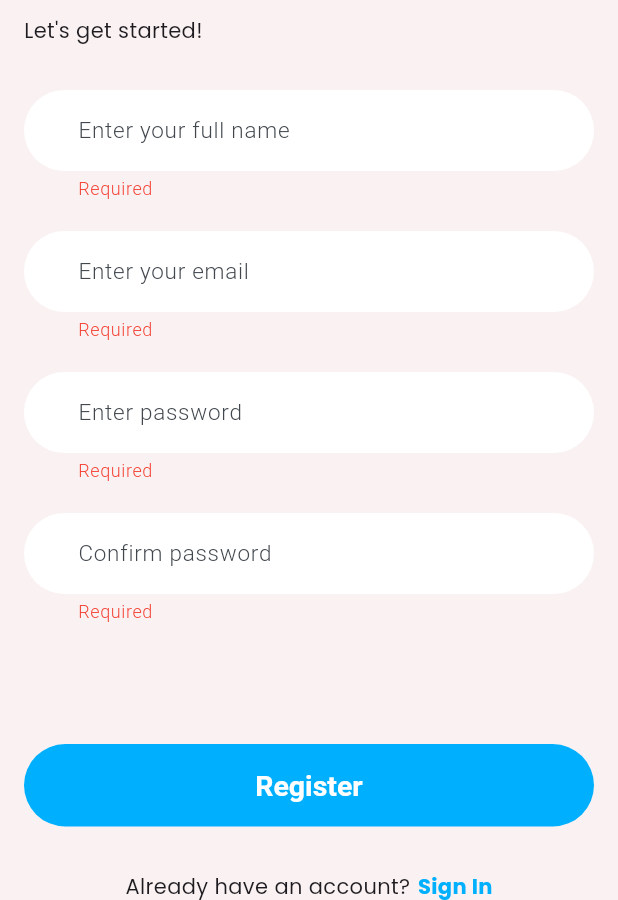
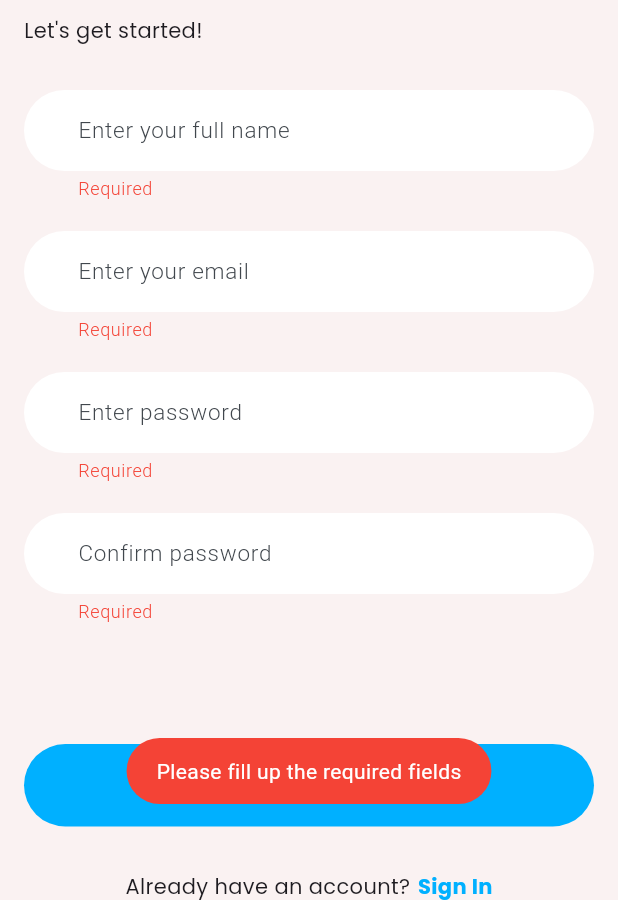
Before and after one commit to JonathanMoralde/unibond, a Flutter app: the Register screen opened directly, after a tap on "Register", on a phone screen of 412 x 824 dp, the part 336-1236 px from its top. Run offline on Flutter 3.47's test engine with Material 3 defaults, Android fonts, the light colour scheme and no system bars; our stand-ins replace cloud_firestore, firebase_auth, firebase_core, fluttertoast, google_fonts; accounts and stored records are empty.

Commit message:
functional register page

```diff
--- a/lib/pages/Login/Login.dart
+++ b/lib/pages/Login/Login.dart
@@ -64,12 +64,14 @@ class Login extends StatelessWidget {
                 child: Column(
                   children: [
                     StyledTextFormField(
+                        obscureText: false,
                         controller: emailController,
                         hintText: 'Enter your email'),
                     const SizedBox(
                       height: 20,
                     ),
                     StyledTextFormField(
+                        obscureText: true,
                         controller: passwordController,
                         hintText: 'Enter your password'),
                     const SizedBox(
--- a/lib/pages/Register/Register.dart
+++ b/lib/pages/Register/Register.dart
@@ -1,13 +1,19 @@
 import 'package:flutter/material.dart';
+import 'package:fluttertoast/fluttertoast.dart';
+import 'package:provider/provider.dart';
 import 'package:unibond/pages/Login/Login.dart';
+import 'package:unibond/provider/AuthModel.dart';
 import 'package:unibond/widgets/styledButton.dart';
 import 'package:unibond/widgets/styledTextFormField.dart';
 
-class Register extends StatelessWidget {
+class Register extends StatefulWidget {
   const Register({super.key});
 
   @override
-  Widget build(BuildContext context) {
+  State<Register> createState() => _RegisterState();
+}
+
+class _RegisterState extends State<Register> {
   final fullNameController = TextEditingController();
   final emailController = TextEditingController();
   final passwordController = TextEditingController();
@@ -15,18 +21,55 @@ class Register extends StatelessWidget {
 
   final registrationFormKey = GlobalKey<FormState>();
 
+  bool isLoading = false;
+
+  @override
+  Widget build(BuildContext context) {
     void handleSubmit() async {
+      setState(() {
+        isLoading = true;
+      });
+      final authProvider = context.read<AuthModel>();
       if (registrationFormKey.currentState?.validate() ?? false) {
-        // If the form is valid, proceed with the registration
-        // Perform registration logic here
-        print('true');
+        if (passwordController.text.trim() !=
+            confirmPasswordController.text.trim()) {
+          Fluttertoast.showToast(
+            msg: "Password does not match with confirm password",
+            backgroundColor: Colors.red,
+            textColor: Colors.white,
+          );
+          return;
+        }
+
+        authProvider
+            .registerUser(fullNameController.text.trim(),
+                emailController.text.trim(), passwordController.text.trim())
+            .then((_) {
+          fullNameController.clear();
+          emailController.clear();
+          passwordController.clear();
+          confirmPasswordController.clear();
+          setState(() {
+            isLoading = false;
+          });
+        });
       } else {
-        print('fill up shits');
+        Fluttertoast.showToast(
+          msg: "Please fill up the required fields",
+          backgroundColor: Colors.red,
+          textColor: Colors.white,
+        );
+        setState(() {
+          isLoading = false;
+        });
       }
     }
 
+    return Consumer<AuthModel>(builder: (context, value, child) {
       return Scaffold(
-      body: SafeArea(
+        body: Stack(
+          children: [
+            SafeArea(
               child: SingleChildScrollView(
                 child: Padding(
                   padding: const EdgeInsets.symmetric(horizontal: 16),
@@ -41,11 +84,13 @@ class Register extends StatelessWidget {
                         ),
                         const Text(
                           'Welcome to',
-                    style: TextStyle(fontSize: 40, fontWeight: FontWeight.bold),
+                          style: TextStyle(
+                              fontSize: 40, fontWeight: FontWeight.bold),
                         ),
                         const Text(
                           'UniBond App!',
-                    style: TextStyle(fontSize: 40, fontWeight: FontWeight.bold),
+                          style: TextStyle(
+                              fontSize: 40, fontWeight: FontWeight.bold),
                         ),
                         const SizedBox(
                           height: 10,
@@ -61,24 +106,28 @@ class Register extends StatelessWidget {
                           child: Column(
                             children: [
                               StyledTextFormField(
+                                  obscureText: false,
                                   controller: fullNameController,
                                   hintText: 'Enter your full name'),
                               const SizedBox(
                                 height: 20,
                               ),
                               StyledTextFormField(
+                                  obscureText: false,
                                   controller: emailController,
                                   hintText: 'Enter your email'),
                               const SizedBox(
                                 height: 20,
                               ),
                               StyledTextFormField(
+                                  obscureText: true,
                                   controller: passwordController,
                                   hintText: 'Enter password'),
                               const SizedBox(
                                 height: 20,
                               ),
                               StyledTextFormField(
+                                  obscureText: true,
                                   controller: confirmPasswordController,
                                   hintText: 'Confirm password'),
                               const SizedBox(
@@ -113,7 +162,8 @@ class Register extends StatelessWidget {
                               onTap: () {
                                 Navigator.of(context).push(
                                   MaterialPageRoute(
-                              builder: (BuildContext context) => const Login(),
+                                    builder: (BuildContext context) =>
+                                        const Login(),
                                   ),
                                 );
                               },
@@ -129,6 +179,15 @@ class Register extends StatelessWidget {
                 ),
               ),
             ),
+
+            // loading
+            if (isLoading)
+              const Center(
+                child: CircularProgressIndicator(),
+              )
+          ],
+        ),
       );
+    });
   }
 }
--- a/lib/widgets/styledTextFormField.dart
+++ b/lib/widgets/styledTextFormField.dart
@@ -4,15 +4,18 @@ class StyledTextFormField extends StatelessWidget {
   final TextEditingController controller;
   final String hintText;
   final TextInputType? keyboardType;
+  final bool obscureText;
   const StyledTextFormField(
       {super.key,
       required this.controller,
       required this.hintText,
+      required this.obscureText,
       this.keyboardType});
 
   @override
   Widget build(BuildContext context) {
     return TextFormField(
+      obscureText: obscureText,
       style: const TextStyle(fontFamily: "Roboto", fontWeight: FontWeight.w400),
       controller: controller,
       validator: (value) {
--- a/pubspec.yaml
+++ b/pubspec.yaml
@@ -39,6 +39,7 @@ dependencies:
   firebase_auth: ^4.19.5
   firebase_core: ^2.31.0
   google_fonts: ^6.2.1
+  fluttertoast: ^8.2.5
 
 dev_dependencies:
   flutter_test:
```
Also changed, not shown: lib/pages/LandingPage/SplashScreen.dart (+26 -0 lines), lib/provider/AuthModel.dart (+82 -1 lines), pubspec.lock. Lines whose indentation alone changed are shown as unchanged.
